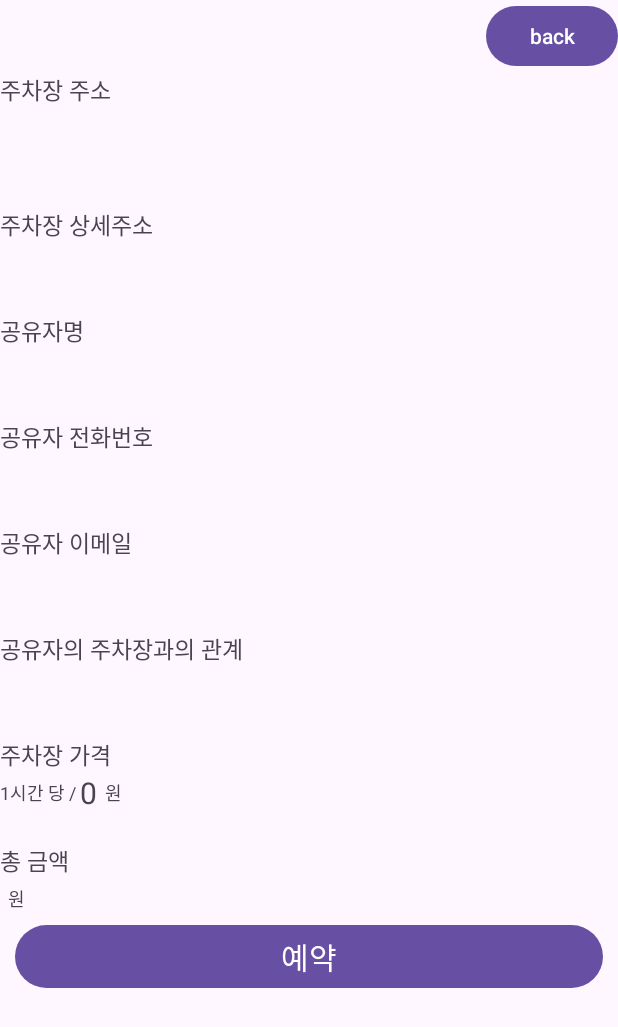
After one commit to rlaangks1/YeoDdaDae, an Android app: the ReservationInformationActivity screen opened directly, with no data from a screen before it, on a phone screen of 412 x 824 dp. The commit adds this screen. Shown: the top 1027 px of the screen. Run offline under Robolectric (Android 15) with nearby library versions, the phone set to English and light mode, and no system bars.

Commit message:
예약 클릭 하면 나오는 액티비티 작성 중

```diff
--- a/YeoDdaDae/app/src/main/AndroidManifest.xml
+++ b/YeoDdaDae/app/src/main/AndroidManifest.xml
@@ -28,6 +28,7 @@
         <activity android:name=".MainActivity"/>
         <activity android:name=".FindParkActivity"/>
         <activity android:name=".MyReservationActivity"/>
+        <activity android:name=".ReservationInformationActivity"/>
         <activity android:name=".ReservationParkActivity"/>
         <activity android:name=".FindGasStationActivity"/>
         <activity android:name=".NavigationActivity"/>
--- a/YeoDdaDae/app/src/main/java/com/bucheon/yeoddadae/FirestoreDatabase.java
+++ b/YeoDdaDae/app/src/main/java/com/bucheon/yeoddadae/FirestoreDatabase.java
@@ -356,6 +356,7 @@ public class FirestoreDatabase {
                     ArrayList<HashMap<String, Object>> resultArrayList = new ArrayList<>();
                     for (QueryDocumentSnapshot documentSnapshot : queryDocumentSnapshots) {
                         HashMap<String, Object> data = new HashMap<>(documentSnapshot.getData());
+                        data.put("documentId", documentSnapshot.getId());
                         resultArrayList.add(data);
                     }
                     if (resultArrayList.size() > 0 && resultArrayList != null) {
--- a/YeoDdaDae/app/src/main/java/com/bucheon/yeoddadae/MyReservationActivity.java
+++ b/YeoDdaDae/app/src/main/java/com/bucheon/yeoddadae/MyReservationActivity.java
@@ -1,10 +1,15 @@
 package com.bucheon.yeoddadae;
+
+import static com.google.android.exoplayer2.ExoPlayerLibraryInfo.TAG;
 
 import android.content.Intent;
 import android.os.Bundle;
+import android.util.Log;
 import android.view.View;
+import android.widget.AdapterView;
 import android.widget.Button;
 import android.widget.ListView;
+import android.widget.Toast;
 
 import androidx.appcompat.app.AppCompatActivity;
 
@@ -47,15 +52,23 @@ public class MyReservationActivity extends AppCompatActivity {
                     String shareParkDocumentName = (String) oneReservation.get("shareParkDocumentName");
                     HashMap<String, ArrayList<String>> reservationTime = (HashMap<String, ArrayList<String>>) oneReservation.get("time");
                     Timestamp upTime = (Timestamp) oneReservation.get("upTime");
+                    String documentId = (String) oneReservation.get("documentId");
 
-
-                    ra.addItem(new ReservationItem(id, isCancelled, shareParkDocumentName, reservationTime, upTime));
+                    ra.addItem(new ReservationItem(id, isCancelled, shareParkDocumentName, reservationTime, upTime, documentId));
                 }
             }
 
             @Override
             public void onDataLoadError(String errorMessage) {
+            }
+        });
 
+        myReservationListView.setOnItemClickListener(new AdapterView.OnItemClickListener() {
+            @Override
+            public void onItemClick(AdapterView<?> parent, View view, int position, long id) {
+                Intent toReservationInformationActivityIntent = new Intent(getApplicationContext(), ReservationInformationActivity.class);
+                toReservationInformationActivityIntent.putExtra("documentId", ((ReservationItem) ra.getItem(position)).getDocumentId());
+                startActivity(toReservationInformationActivityIntent);
             }
         });
 
--- /dev/null
+++ b/YeoDdaDae/app/src/main/java/com/bucheon/yeoddadae/ReservationInformationActivity.java
@@ -0,0 +1,24 @@
+package com.bucheon.yeoddadae;
+
+import android.content.Intent;
+import android.os.Bundle;
+import android.view.View;
+import android.widget.AdapterView;
+import android.widget.Button;
+import android.widget.ListView;
+
+import androidx.appcompat.app.AppCompatActivity;
+
+import com.google.firebase.Timestamp;
+
+import java.util.ArrayList;
+import java.util.HashMap;
+
+public class ReservationInformationActivity extends AppCompatActivity {
+
+    @Override
+    protected void onCreate(Bundle savedInstanceState) {
+        super.onCreate(savedInstanceState);
+        setContentView(R.layout.activity_reservation_information);
+    }
+}
--- a/YeoDdaDae/app/src/main/java/com/bucheon/yeoddadae/ReservationItem.java
+++ b/YeoDdaDae/app/src/main/java/com/bucheon/yeoddadae/ReservationItem.java
@@ -11,13 +11,15 @@ public class ReservationItem {
     String shareParkDocumentName;
     HashMap<String, ArrayList<String>> reservationTime;
     Timestamp upTime;
+    String documentId;
 
-    public ReservationItem(String id, boolean isCancelled, String shareParkDocumentName, HashMap<String, ArrayList<String>> reservationTime, Timestamp upTime) {
+    public ReservationItem(String id, boolean isCancelled, String shareParkDocumentName, HashMap<String, ArrayList<String>> reservationTime, Timestamp upTime, String documentId) {
         this.id = id;
         this.isCancelled = isCancelled;
         this.shareParkDocumentName = shareParkDocumentName;
         this.reservationTime = reservationTime;
         this.upTime = upTime;
+        this.documentId = documentId;
     }
 
     public String getId() {
@@ -39,4 +41,8 @@ public class ReservationItem {
     public Timestamp getUpTime() {
         return upTime;
     }
+
+    public String getDocumentId() {
+        return documentId;
+    }
 }
--- /dev/null
+++ b/YeoDdaDae/app/src/main/res/layout/activity_reservation_information.xml
@@ -0,0 +1,224 @@
+<?xml version="1.0" encoding="utf-8"?>
+<androidx.constraintlayout.widget.ConstraintLayout
+    xmlns:android="http://schemas.android.com/apk/res/android"
+    xmlns:app="http://schemas.android.com/apk/res-auto"
+    xmlns:tools="http://schemas.android.com/tools"
+    android:layout_width="match_parent"
+    android:layout_height="match_parent"
+    tools:context=".ReservationParkActivity">
+
+    <Button
+        android:id="@+id/reservationBackBtn"
+        android:text="back"
+        android:layout_width="wrap_content"
+        android:layout_height="wrap_content"
+        app:layout_constraintTop_toTopOf="parent"
+        app:layout_constraintEnd_toEndOf="parent"
+        android:fillViewport="true" />
+
+    <ScrollView
+        android:layout_width="match_parent"
+        android:layout_height="0dp"
+        app:layout_constraintTop_toBottomOf="@+id/reservationBackBtn"
+        app:layout_constraintBottom_toBottomOf="parent" >
+
+        <androidx.constraintlayout.widget.ConstraintLayout
+            android:layout_width="match_parent"
+            android:layout_height="wrap_content">
+
+            <TextView
+                android:id="@+id/reservationParkAddressTxt"
+                android:text="주차장 주소"
+                android:textSize="15sp"
+                android:layout_width="wrap_content"
+                android:layout_height="wrap_content"
+                app:layout_constraintTop_toTopOf="parent"
+                app:layout_constraintLeft_toLeftOf="parent"/>
+
+            <TextView
+                android:id="@+id/reservationParkNewAddressContentTxt"
+                android:textSize="18sp"
+                android:layout_width="wrap_content"
+                android:layout_height="wrap_content"
+                app:layout_constraintTop_toBottomOf="@id/reservationParkAddressTxt"
+                app:layout_constraintLeft_toLeftOf="parent"/>
+
+            <TextView
+                android:id="@+id/reservationParkOldAddressContentTxt"
+                android:textSize="16sp"
+                android:layout_width="wrap_content"
+                android:layout_height="wrap_content"
+                app:layout_constraintTop_toBottomOf="@id/reservationParkNewAddressContentTxt"
+                app:layout_constraintLeft_toLeftOf="parent"/>
+
+            <TextView
+                android:id="@+id/reservationParkDetailAddressTxt"
+                android:textSize="15sp"
+                android:text="주차장 상세주소"
+                android:layout_width="wrap_content"
+                android:layout_height="wrap_content"
+                app:layout_constraintTop_toBottomOf="@id/reservationParkOldAddressContentTxt"
+                app:layout_constraintLeft_toLeftOf="parent"
+                android:layout_marginTop="20dp"/>
+
+            <TextView
+                android:id="@+id/reservationParkDetailAddressContentTxt"
+                android:textSize="20sp"
+                android:layout_width="wrap_content"
+                android:layout_height="wrap_content"
+                app:layout_constraintTop_toBottomOf="@id/reservationParkDetailAddressTxt"
+                app:layout_constraintLeft_toLeftOf="parent"/>
+
+            <TextView
+                android:id="@+id/reservationSharerNameTxt"
+                android:textSize="15sp"
+                android:text="공유자명"
+                android:layout_width="wrap_content"
+                android:layout_height="wrap_content"
+                app:layout_constraintTop_toBottomOf="@id/reservationParkDetailAddressContentTxt"
+                app:layout_constraintLeft_toLeftOf="parent"
+                android:layout_marginTop="20dp"/>
+
+            <TextView
+                android:id="@+id/reservationSharerNameContentTxt"
+                android:textSize="20sp"
+                android:layout_width="wrap_content"
+                android:layout_height="wrap_content"
+                app:layout_constraintTop_toBottomOf="@id/reservationSharerNameTxt"
+                app:layout_constraintLeft_toLeftOf="parent"/>
+
+            <TextView
+                android:id="@+id/reservationSharerPhoneTxt"
+                android:textSize="15sp"
+                android:text="공유자 전화번호"
+                android:layout_width="wrap_content"
+                android:layout_height="wrap_content"
+                app:layout_constraintTop_toBottomOf="@id/reservationSharerNameContentTxt"
+                app:layout_constraintLeft_toLeftOf="parent"
+                android:layout_marginTop="20dp"/>
+
+            <TextView
+                android:id="@+id/reservationSharerPhoneContentTxt"
+                android:textSize="20sp"
+                android:layout_width="wrap_content"
+                android:layout_height="wrap_content"
+                app:layout_constraintTop_toBottomOf="@id/reservationSharerPhoneTxt"
+                app:layout_constraintLeft_toLeftOf="parent"/>
+
+            <TextView
+                android:id="@+id/reservationSharerEmailTxt"
+                android:textSize="15sp"
+                android:text="공유자 이메일"
+                android:layout_width="wrap_content"
+                android:layout_height="wrap_content"
+                app:layout_constraintTop_toBottomOf="@id/reservationSharerPhoneContentTxt"
+                app:layout_constraintLeft_toLeftOf="parent"
+                android:layout_marginTop="20dp"/>
+
+            <TextView
+                android:id="@+id/reservationSharerEmailContentTxt"
+                android:textSize="20sp"
+                android:layout_width="wrap_content"
+                android:layout_height="wrap_content"
+                app:layout_constraintTop_toBottomOf="@id/reservationSharerEmailTxt"
+                app:layout_constraintLeft_toLeftOf="parent"/>
+
+            <TextView
+                android:id="@+id/reservationSharerRelationTxt"
+                android:text="공유자의 주차장과의 관계"
+                android:textSize="15sp"
+                android:layout_width="wrap_content"
+                android:layout_height="wrap_content"
+                app:layout_constraintTop_toBottomOf="@id/reservationSharerEmailContentTxt"
+                app:layout_constraintLeft_toLeftOf="parent"
+                android:layout_marginTop="20dp"/>
+
+            <TextView
+                android:id="@+id/reservationSharerRelationContentTxt"
+                android:textSize="20sp"
+                android:layout_width="wrap_content"
+                android:layout_height="wrap_content"
+                app:layout_constraintTop_toBottomOf="@id/reservationSharerRelationTxt"
+                app:layout_constraintLeft_toLeftOf="parent"/>
+
+            <TextView
+                android:id="@+id/reservationParkPriceTxt"
+                android:text="주차장 가격"
+                android:textSize="15sp"
+                android:layout_width="wrap_content"
+                android:layout_height="wrap_content"
+                app:layout_constraintTop_toBottomOf="@id/reservationSharerRelationContentTxt"
+                app:layout_constraintLeft_toLeftOf="parent"
+                android:layout_marginTop="20dp"/>
+
+            <TextView
+                android:id="@+id/reservationParkPricePerHour"
+                android:text="1시간 당 / "
+                android:textSize="12sp"
+                android:layout_width="wrap_content"
+                android:layout_height="wrap_content"
+                app:layout_constraintTop_toTopOf="@id/reservationPriceContentTxt"
+                app:layout_constraintBottom_toBottomOf="@id/reservationPriceContentTxt"
+                app:layout_constraintLeft_toLeftOf="parent" />
+
+            <TextView
+                android:id="@+id/reservationPriceContentTxt"
+                android:text="0"
+                android:textSize="20sp"
+                android:layout_width="wrap_content"
+                android:layout_height="wrap_content"
+                app:layout_constraintTop_toBottomOf="@id/reservationParkPriceTxt"
+                app:layout_constraintLeft_toRightOf="@+id/reservationParkPricePerHour" />
+
+            <TextView
+                android:text="원"
+                android:textSize="12sp"
+                android:layout_width="wrap_content"
+                android:layout_height="wrap_content"
+                app:layout_constraintTop_toTopOf="@id/reservationPriceContentTxt"
+                app:layout_constraintBottom_toBottomOf="@id/reservationPriceContentTxt"
+                app:layout_constraintLeft_toRightOf="@id/reservationPriceContentTxt"
+                android:layout_marginLeft="5dp"/>
+
+            <TextView
+                android:id="@+id/reservationTotalPriceTxt"
+                android:text="총 금액"
+                android:textSize="15sp"
+                android:layout_width="wrap_content"
+                android:layout_height="wrap_content"
+                app:layout_constraintTop_toBottomOf="@id/reservationPriceContentTxt"
+                app:layout_constraintLeft_toLeftOf="parent"
+                android:layout_marginTop="20dp"  />
+
+            <TextView
+                android:id="@+id/reservationTotalPriceContentTxt"
+                android:textSize="20sp"
+                android:layout_width="wrap_content"
+                android:layout_height="wrap_content"
+                app:layout_constraintTop_toBottomOf="@+id/reservationTotalPriceTxt"
+                app:layout_constraintLeft_toLeftOf="parent" />
+
+            <TextView
+                android:id="@+id/reservationWonTxt"
+                android:text="원"
+                android:textSize="12sp"
+                android:layout_width="wrap_content"
+                android:layout_height="wrap_content"
+                app:layout_constraintTop_toTopOf="@+id/reservationTotalPriceContentTxt"
+                app:layout_constraintBottom_toBottomOf="@+id/reservationTotalPriceContentTxt"
+                app:layout_constraintLeft_toRightOf="@+id/reservationTotalPriceContentTxt"
+                android:layout_marginLeft="5dp"/>
+
+            <Button
+                android:id="@+id/reservationBtn"
+                android:text="예약"
+                android:textSize="20sp"
+                android:layout_width="match_parent"
+                android:layout_height="wrap_content"
+                app:layout_constraintTop_toBottomOf="@id/reservationTotalPriceContentTxt"
+                android:layout_marginLeft="10dp"
+                android:layout_marginRight="10dp"/>
+
+        </androidx.constraintlayout.widget.ConstraintLayout>
+    </ScrollView>
+</androidx.constraintlayout.widget.ConstraintLayout>
```
